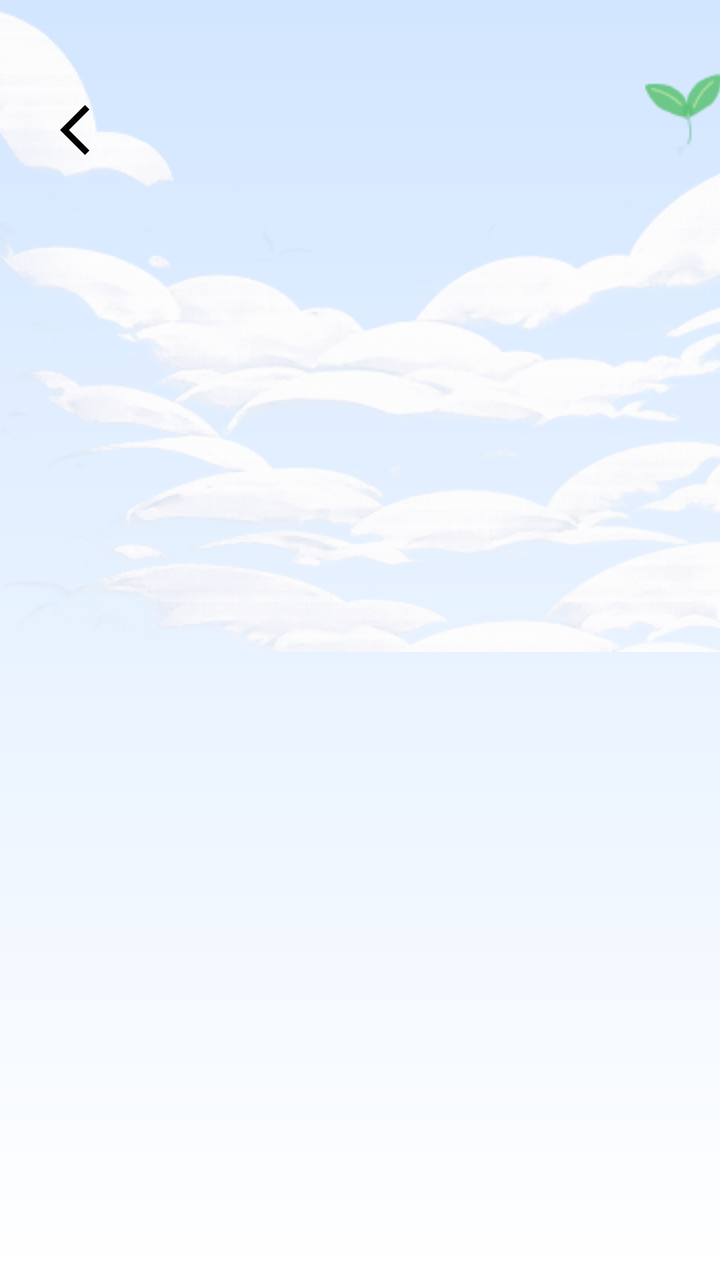
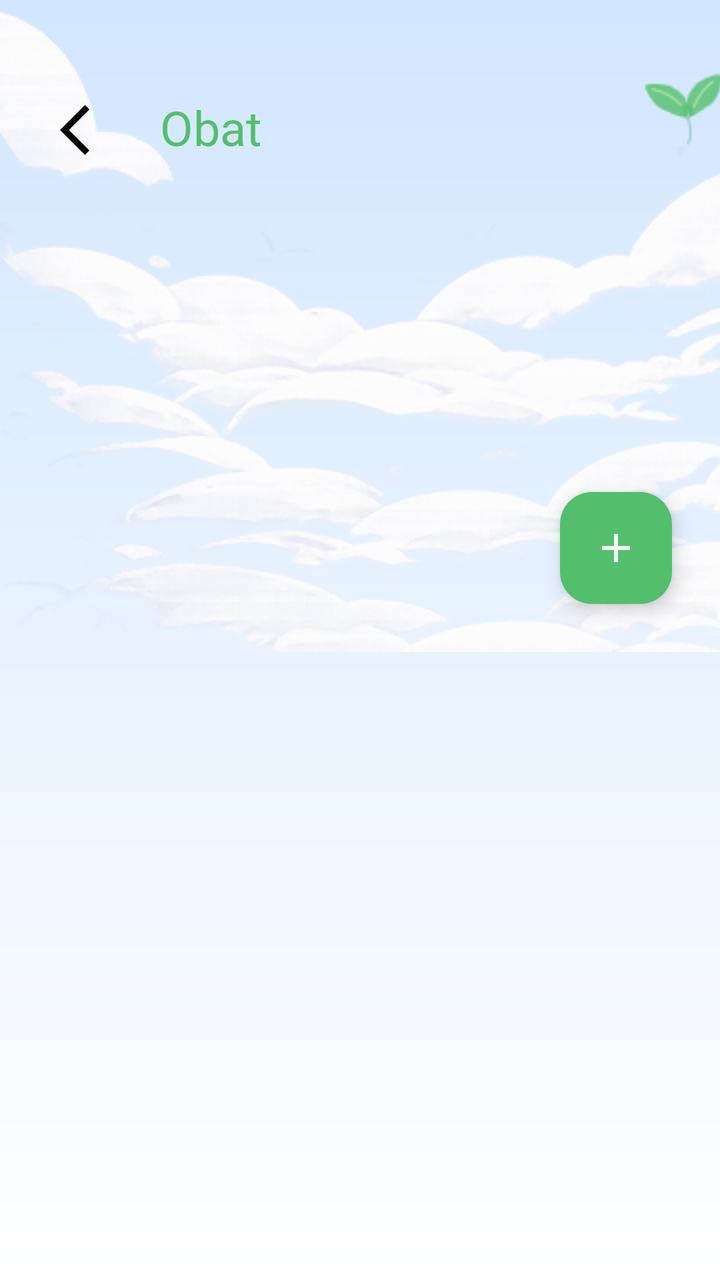

Screens rendered from an Android XML layout before and after an edit, with the pre-edit source and the edit as a unified diff.
<!-- AndroidManifest.xml: application theme Theme.PetikCare -->
<!-- res/layout/fragment_obat.xml -->
<?xml version="1.0" encoding="utf-8"?>
<androidx.constraintlayout.widget.ConstraintLayout xmlns:android="http://schemas.android.com/apk/res/android"
    xmlns:app="http://schemas.android.com/apk/res-auto"
    xmlns:tools="http://schemas.android.com/tools"
    android:layout_width="match_parent"
    android:layout_height="match_parent"
    android:background="@drawable/bg_gradient"
    tools:context=".ui.ObatFragment">

    <ImageView
        android:layout_width="match_parent"
        android:layout_height="wrap_content"
        android:scaleType="centerCrop"
        android:src="@drawable/background_halaman"
        app:layout_constraintEnd_toEndOf="parent"
        app:layout_constraintStart_toStartOf="parent"
        app:layout_constraintTop_toTopOf="parent" />

    <ImageView
        android:id="@+id/iv_arrow_back"
        android:layout_width="30dp"
        android:layout_height="30dp"
        android:src="@drawable/ic_arrow"
        android:layout_marginStart="30dp"
        android:layout_marginTop="50dp"
        app:layout_constraintStart_toStartOf="parent"
        app:layout_constraintTop_toTopOf="parent" />



</androidx.constraintlayout.widget.ConstraintLayout>
<!-- resources referenced by this layout -->
<resources>
  <!-- drawable background_halaman: png bitmap (drawable, 121503 bytes) -->
  <!-- drawable bg_gradient (drawable) -->
  <?xml version="1.0" encoding="utf-8"?>
  <shape xmlns:android="http://schemas.android.com/apk/res/android">
      <gradient
          android:type="linear"
          android:startColor="#D2E6FF"
          android:endColor="#FFFFFF"
          android:angle="270"/>
  </shape>
  <!-- drawable ic_arrow (drawable) -->
  <vector xmlns:android="http://schemas.android.com/apk/res/android" android:autoMirrored="true" android:height="24dp" android:tint="#000000" android:viewportHeight="960" android:viewportWidth="960" android:width="24dp">
        
      <path android:fillColor="@android:color/white" android:pathData="M400,880L0,480L400,80L471,151L142,480L471,809L400,880Z"/>
      
  </vector>
  <style name="Theme.PetikCare" parent="Base.Theme.PetikCare" />
  <style name="Base.Theme.PetikCare" parent="Theme.Material3.DayNight.NoActionBar">
          
          
      </style>
</resources>

<!-- the commit's change to res/layout/fragment_obat.xml (unified diff, before → after) -->
@@ -1,11 +1,16 @@
 <?xml version="1.0" encoding="utf-8"?>
-<androidx.constraintlayout.widget.ConstraintLayout xmlns:android="http://schemas.android.com/apk/res/android"
+<ScrollView xmlns:android="http://schemas.android.com/apk/res/android"
     xmlns:app="http://schemas.android.com/apk/res-auto"
     xmlns:tools="http://schemas.android.com/tools"
     android:layout_width="match_parent"
     android:layout_height="match_parent"
     android:background="@drawable/bg_gradient"
+    android:scrollbars="none"
     tools:context=".ui.ObatFragment">
+
+    <androidx.constraintlayout.widget.ConstraintLayout
+        android:layout_width="match_parent"
+        android:layout_height="wrap_content">
 
     <ImageView
         android:layout_width="match_parent"
@@ -20,12 +25,127 @@
         android:id="@+id/iv_arrow_back"
         android:layout_width="30dp"
         android:layout_height="30dp"
-        android:src="@drawable/ic_arrow"
         android:layout_marginStart="30dp"
         android:layout_marginTop="50dp"
+        android:src="@drawable/ic_arrow"
         app:layout_constraintStart_toStartOf="parent"
         app:layout_constraintTop_toTopOf="parent" />
 
+    <TextView
+        android:id="@+id/tv_obat"
+        android:layout_width="wrap_content"
+        android:layout_height="wrap_content"
+        android:layout_marginBottom="3dp"
+        android:fontFamily="@font/poppins_medium"
+        android:text="@string/obat"
+        android:textSize="24sp"
+        android:layout_marginStart="20dp"
+        android:textColor="#53BF6C"
+        app:layout_constraintBottom_toBottomOf="@+id/iv_arrow_back"
+        app:layout_constraintStart_toEndOf="@+id/iv_arrow_back"
+        app:layout_constraintTop_toTopOf="@+id/iv_arrow_back" />
 
+        <androidx.recyclerview.widget.RecyclerView
+            android:id="@+id/rv_obat"
+            android:layout_width="match_parent"
+            android:layout_height="wrap_content"
+            android:layout_marginTop="12dp"
+            app:layout_constraintTop_toBottomOf="@id/iv_arrow_back"
+            tools:listitem="@layout/menu_obat" />
 
-</androidx.constraintlayout.widget.ConstraintLayout>
+        <com.google.android.material.floatingactionbutton.FloatingActionButton
+            android:id="@+id/btn_fab_add"
+            android:layout_width="wrap_content"
+            android:layout_height="wrap_content"
+            android:layout_margin="24dp"
+            android:backgroundTint="#53BF6C"
+            android:src="@drawable/ic_add"
+            app:layout_constraintBottom_toBottomOf="parent"
+            app:layout_constraintEnd_toEndOf="parent"
+            app:tint="@color/white" />
+    </androidx.constraintlayout.widget.ConstraintLayout>
+</ScrollView>
+<!-- res/layout/menu_obat.xml (included above) -->
+<?xml version="1.0" encoding="utf-8"?>
+<com.google.android.material.card.MaterialCardView xmlns:android="http://schemas.android.com/apk/res/android"
+    android:layout_width="match_parent"
+    android:layout_height="wrap_content"
+    xmlns:app="http://schemas.android.com/apk/res-auto"
+    android:layout_margin="10dp"
+    app:cardCornerRadius="16dp"
+    android:backgroundTint="@color/white"
+    app:cardElevation="4dp">
+
+    <LinearLayout
+        android:layout_width="match_parent"
+        android:layout_height="wrap_content"
+        android:layout_margin="10dp"
+        android:orientation="horizontal">
+
+        <TextView
+            android:id="@+id/tv_nama_obat"
+            android:layout_width="0dp"
+            android:layout_height="wrap_content"
+            android:text="@string/nama_obat"
+            android:layout_weight="1"
+            android:fontFamily="@font/poppins_medium"
+            android:textSize="15sp"/>
+
+        <TextView
+            android:id="@+id/tv_stok"
+            android:layout_width="wrap_content"
+            android:layout_height="wrap_content"
+            android:text="@string/stok_obat"
+            android:fontFamily="@font/poppins_medium"
+            android:layout_marginEnd="5dp"/>
+
+    </LinearLayout>
+
+    <LinearLayout
+        android:layout_width="match_parent"
+        android:layout_height="wrap_content"
+        android:layout_marginStart="30dp"
+        android:layout_marginTop="40dp"
+        android:orientation="vertical">
+
+        <TextView
+            android:id="@+id/tv_deskripsi"
+            android:layout_width="wrap_content"
+            android:layout_height="wrap_content"
+            android:fontFamily="@font/poppins_medium"
+            android:text="@string/description"/>
+
+        <TextView
+            android:id="@+id/tv_dibuat"
+            android:layout_width="wrap_content"
+            android:layout_height="wrap_content"
+            android:fontFamily="@font/poppins_medium"
+            android:text="@string/dibuat"/>
+
+        <LinearLayout
+            android:layout_width="match_parent"
+            android:layout_height="wrap_content"
+            android:layout_marginBottom="10dp"
+            android:orientation="horizontal">
+
+            <TextView
+                android:id="@+id/tv_diupdate"
+                android:layout_width="0dp"
+                android:layout_weight="1"
+                android:layout_height="wrap_content"
+                android:fontFamily="@font/poppins_medium"
+                android:text="@string/diupdate"/>
+
+            <Button
+                android:id="@+id/btn_edit"
+                android:layout_width="wrap_content"
+                android:layout_height="wrap_content"
+                android:background="@drawable/btn_linear_green"
+                app:backgroundTint="@null"
+                android:fontFamily="@font/poppins_medium"
+                android:text="@string/edit_obat"
+                android:layout_marginEnd="10dp"/>
+        </LinearLayout>
+
+    </LinearLayout>
+</com.google.android.material.card.MaterialCardView>
<!-- resource entries referenced after the edit -->
@@ -1,5 +1,6 @@
 <!-- resources referenced by this layout -->
 <resources>
+  <color name="white">#FFFFFFFF</color>
   <!-- drawable background_halaman: png bitmap (drawable, 121503 bytes) -->
   <!-- drawable bg_gradient (drawable) -->
   <?xml version="1.0" encoding="utf-8"?>
@@ -10,12 +11,50 @@
           android:endColor="#FFFFFF"
           android:angle="270"/>
   </shape>
+  <!-- drawable btn_linear_green (drawable) -->
+  <?xml version="1.0" encoding="utf-8"?>
+  <selector xmlns:android="http://schemas.android.com/apk/res/android">
+      <item android:state_pressed="true">
+          <shape>
+              <corners android:radius="30dp"/>
+              <gradient
+                  android:type="linear"
+                  android:startColor="#3FAE5B"
+                  android:endColor="#4AAE8D"
+                  android:angle="270"/>
+  
+          </shape>
+      </item>
+      <item>
+          <shape>
+              <corners android:radius="30dp"/>
+              <gradient
+                  android:type="linear"
+                  android:startColor="#53BF6C"
+                  android:endColor="#61B89C"
+                  android:angle="270"/>
+          </shape>
+      </item>
+  </selector>
+  <!-- drawable ic_add (drawable) -->
+  <vector xmlns:android="http://schemas.android.com/apk/res/android" android:height="24dp" android:tint="#000000" android:viewportHeight="24" android:viewportWidth="24" android:width="24dp">
+        
+      <path android:fillColor="@android:color/white" android:pathData="M19,13h-6v6h-2v-6H5v-2h6V5h2v6h6v2z"/>
+      
+  </vector>
   <!-- drawable ic_arrow (drawable) -->
   <vector xmlns:android="http://schemas.android.com/apk/res/android" android:autoMirrored="true" android:height="24dp" android:tint="#000000" android:viewportHeight="960" android:viewportWidth="960" android:width="24dp">
         
       <path android:fillColor="@android:color/white" android:pathData="M400,880L0,480L400,80L471,151L142,480L471,809L400,880Z"/>
       
   </vector>
+  <string name="description">📝 Deskripsi</string>
+  <string name="dibuat">🕒 Dibuat:</string>
+  <string name="diupdate">🕒 Diupdate:</string>
+  <string name="edit_obat">Edit Obat</string>
+  <string name="nama_obat">💊 Nama Obat</string>
+  <string name="obat">Obat</string>
+  <string name="stok_obat">📦 Stok Obat</string>
   <style name="Theme.PetikCare" parent="Base.Theme.PetikCare" />
   <style name="Base.Theme.PetikCare" parent="Theme.Material3.DayNight.NoActionBar">
           
